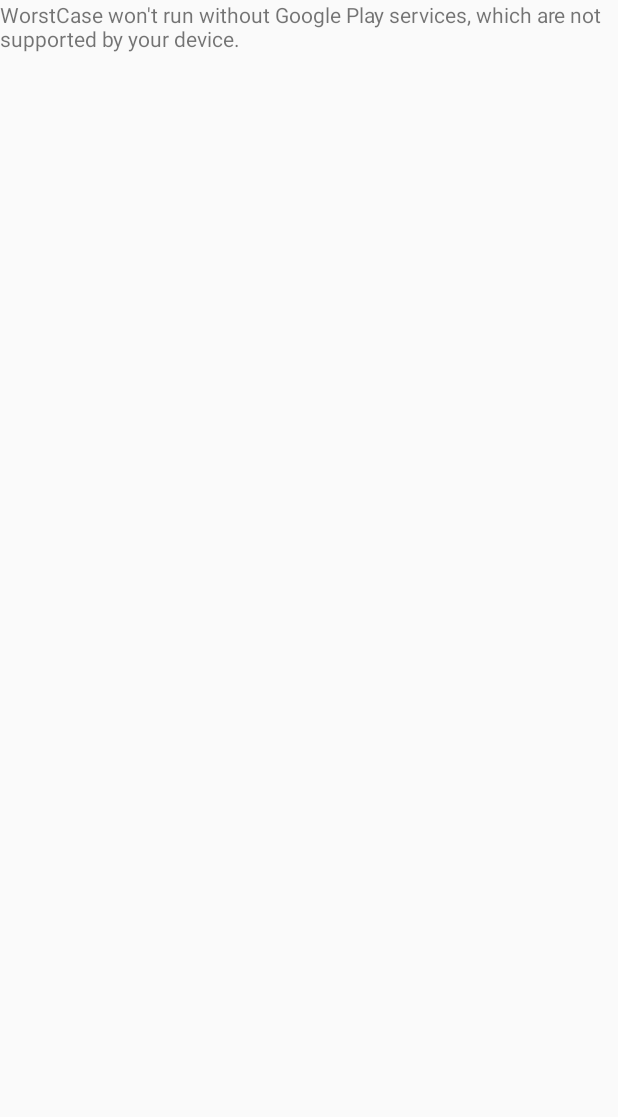
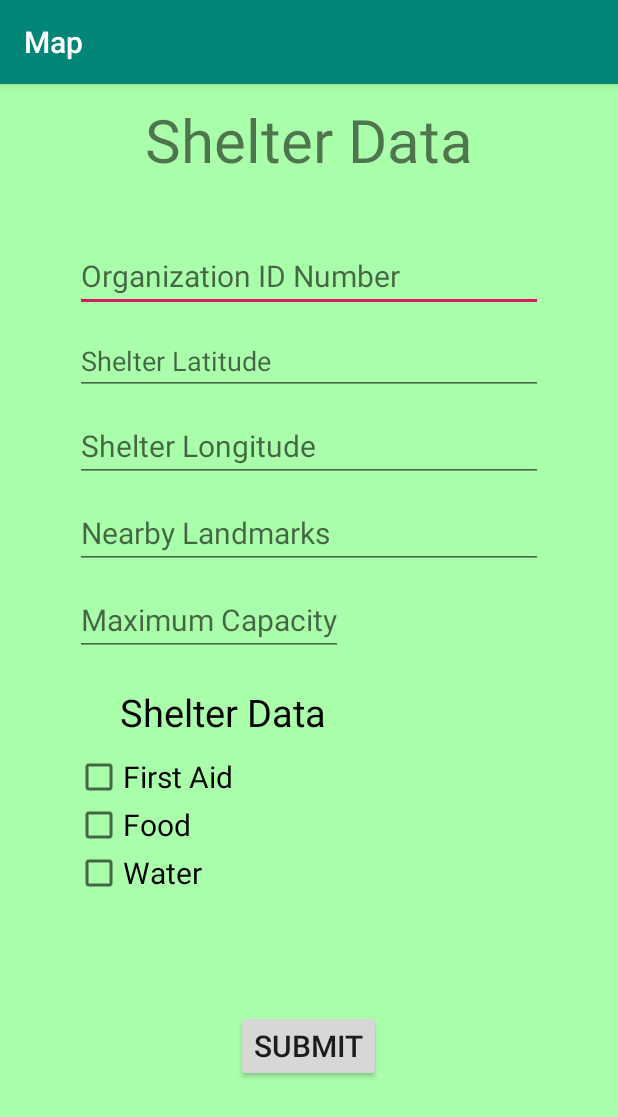
Before and after one commit to granthwise/WorstCase, an Android app: the screen it shows after launch (MapsActivity before the commit, OrganizerActivity after it), on a phone screen of 412 x 824 dp. Shown: the top 1117 px of the screen. Run offline under Robolectric (Android 15) with nearby library versions, the phone set to English and light mode, and no system bars.

Commit message:
Organizer page mod
added lat and long and id, no scroll

```diff
--- a/app/build.gradle
+++ b/app/build.gradle
@@ -20,6 +20,8 @@ android {
 }
 
 dependencies {
+    implementation 'com.android.support:preference-v7:28.0.0'
+    implementation 'com.android.support:cardview-v7:28.0.0'
     implementation fileTree(dir: 'libs', include: ['*.jar'])
     implementation 'androidx.appcompat:appcompat:1.0.2'
     implementation 'com.google.android.gms:play-services-maps:16.1.0'
@@ -33,4 +35,5 @@ dependencies {
     implementation('com.amazonaws:aws-android-sdk-mobile-client:2.6.+@aar')
     implementation('com.amazonaws:aws-android-sdk-lex:2.6.+@aar')
 
+
 }
--- a/app/src/main/AndroidManifest.xml
+++ b/app/src/main/AndroidManifest.xml
@@ -30,7 +30,7 @@
             android:value="@string/google_maps_key" />
 
         <activity
-            android:name=".MapsActivity"
+            android:name=".OrganizerActivity"
             android:label="@string/title_activity_maps">
             <intent-filter>
                 <action android:name="android.intent.action.MAIN" />
--- a/app/src/main/java/com/example/worstcase/OrganizerActivity.java
+++ b/app/src/main/java/com/example/worstcase/OrganizerActivity.java
@@ -19,21 +19,20 @@ public class OrganizerActivity extends AppCompatActivity {
         TextView organization_provisions_header = (TextView)findViewById(R.id.organization_provisions_header);
 
         final CheckBox organization_checkbox_aid = (CheckBox)findViewById(R.id.organization_checkbox_aid);
-        CheckBox organization_checkbox_food = (CheckBox)findViewById(R.id.organization_checkbox_food);
-        CheckBox organization_checkbox_water = (CheckBox)findViewById(R.id.organization_checkbox_water);
+        final CheckBox organization_checkbox_food = (CheckBox)findViewById(R.id.organization_checkbox_food);
+        final CheckBox organization_checkbox_water = (CheckBox)findViewById(R.id.organization_checkbox_water);
 
-        EditText organization_shelter_address = (EditText)findViewById(R.id.organization_shelter_address);
-        EditText organization_shelter_name = (EditText)findViewById(R.id.organization_name);
+        EditText organization_shelter_latitude = (EditText)findViewById(R.id.organization_shelter_latitude);
+        EditText organization_shelter_longitude = (EditText)findViewById(R.id.organization_shelter_longitude);
+        EditText organization_shelter_id = (EditText)findViewById(R.id.organization_id);
         EditText organization_shelter_maxcapacity = (EditText)findViewById(R.id.organization_shelter_maxcapacity);
         EditText organization_shelter_landmarks = (EditText)findViewById(R.id.organization_shelter_landmarks);
-
-        String organization_title_string = organization_title.getText().toString();
-        String organization_shelter_address_string = organization_shelter_address.getText().toString();
+        //return these to dynamo
+        String organization_id_string = organization_title.getText().toString();
+        String organization_shelter_latitude_string = organization_shelter_latitude.getText().toString();
+        String organization_shelter_longitude_string = organization_shelter_longitude.getText().toString();
         String organization_shelter_landmarks_string = organization_shelter_landmarks.getText().toString();
         String organization_shelter_maxcapacity_string = organization_shelter_maxcapacity.getText().toString();
-
-        String organization_checkbox_food_string = "false";
-        String organization_checkbox_water_string = "false";
 
         organization_checkbox_aid.setOnClickListener(new View.OnClickListener() {
             @Override
@@ -45,6 +44,26 @@ public class OrganizerActivity extends AppCompatActivity {
             }
         });
 
+        organization_checkbox_food.setOnClickListener(new View.OnClickListener() {
+            @Override
+            public void onClick(View v) {
+                String organization_checkbox_food_string = "false";
+                if(organization_checkbox_aid.isChecked()){
+                    organization_checkbox_food_string = "true";
+                }
+            }
+        });
+
+        organization_checkbox_water.setOnClickListener(new View.OnClickListener() {
+            @Override
+            public void onClick(View v) {
+                String organization_checkbox_water_string = "false";
+                if(organization_checkbox_water.isChecked()){
+                    organization_checkbox_water_string = "true";
+                }
+            }
+        });
+
 
     }
 }
--- a/app/src/main/res/layout/activity_organizer.xml
+++ b/app/src/main/res/layout/activity_organizer.xml
@@ -20,29 +20,45 @@
         />
 
     <EditText
-        android:id="@+id/organization_name"
+        android:id="@+id/organization_id"
         android:layout_width="match_parent"
         android:layout_height="wrap_content"
-        android:hint="Organization Name"
+        android:hint="Organization ID Number"
         android:layout_below="@id/organization_title"
         android:layout_marginLeft="50dp"
         android:layout_marginRight="50dp"
         android:layout_marginTop="40dp"
         android:textSize="20dp"
+        android:ems="10"
+        android:inputType="number" />
 
-        />
+
+    />
 
     <EditText
-        android:id="@+id/organization_shelter_address"
+        android:id="@+id/organization_shelter_latitude"
         android:layout_width="match_parent"
         android:layout_height="wrap_content"
-        android:hint="Shelter Address"
-        android:layout_below="@id/organization_name"
+        android:hint="Shelter Latitude"
+        android:layout_below="@id/organization_id"
+        android:layout_marginLeft="50dp"
+        android:layout_marginRight="50dp"
+        android:layout_marginTop="10dp"
+
+    />
+
+    <EditText
+        android:id="@+id/organization_shelter_longitude"
+        android:layout_width="match_parent"
+        android:layout_height="wrap_content"
+        android:hint="Shelter Longitude"
+        android:layout_below="@id/organization_shelter_latitude"
         android:layout_marginLeft="50dp"
         android:layout_marginRight="50dp"
         android:layout_marginTop="10dp"
         android:textSize="20dp"
-        />
+
+    />
 
 
     <EditText
@@ -50,7 +66,7 @@
         android:layout_width="match_parent"
         android:layout_height="wrap_content"
         android:hint="Nearby Landmarks"
-        android:layout_below="@id/organization_shelter_address"
+        android:layout_below="@id/organization_shelter_longitude"
         android:layout_marginLeft="50dp"
         android:layout_marginRight="50dp"
         android:layout_marginTop="10dp"
@@ -119,9 +135,16 @@
         android:textSize="20dp"
         />
     <Button
+        android:layout_marginTop="75dp"
         android:layout_width="wrap_content"
         android:layout_height="wrap_content"
         android:layout_below="@id/organization_checkbox_water"
+        android:layout_centerHorizontal="true"
+        android:text="Submit"
+        android:textAlignment="center"
+        android:textSize="20dp"
         />
 
+
+
 </RelativeLayout>
--- a/build.gradle
+++ b/build.gradle
@@ -18,7 +18,9 @@ allprojects {
     repositories {
         google()
         jcenter()
-
+        maven {
+            url "https://maven.google.com"
+        }
     }
 }
 
```
Also changed, not shown: app/src/main/res/layout/activity_maps.xml (+6 -1 lines), app/src/main/res/layout/map_item.xml (added, +23 -0 lines), app/src/main/res/layout/map_item_visualizer.xml (added, +85 -0 lines).
